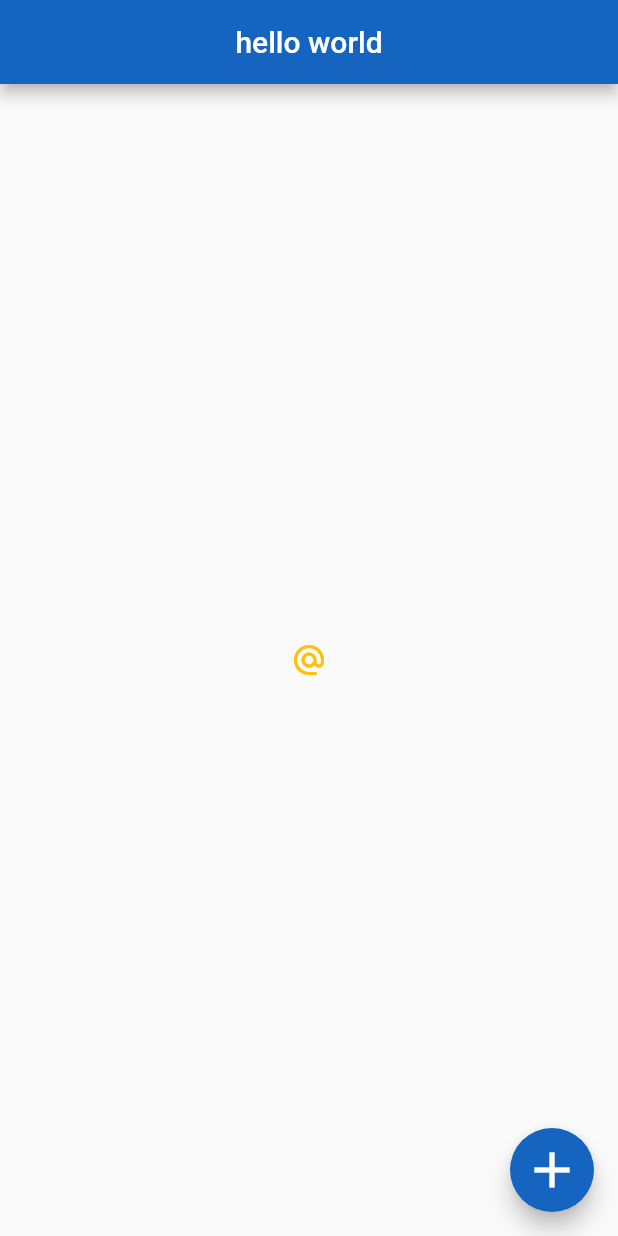
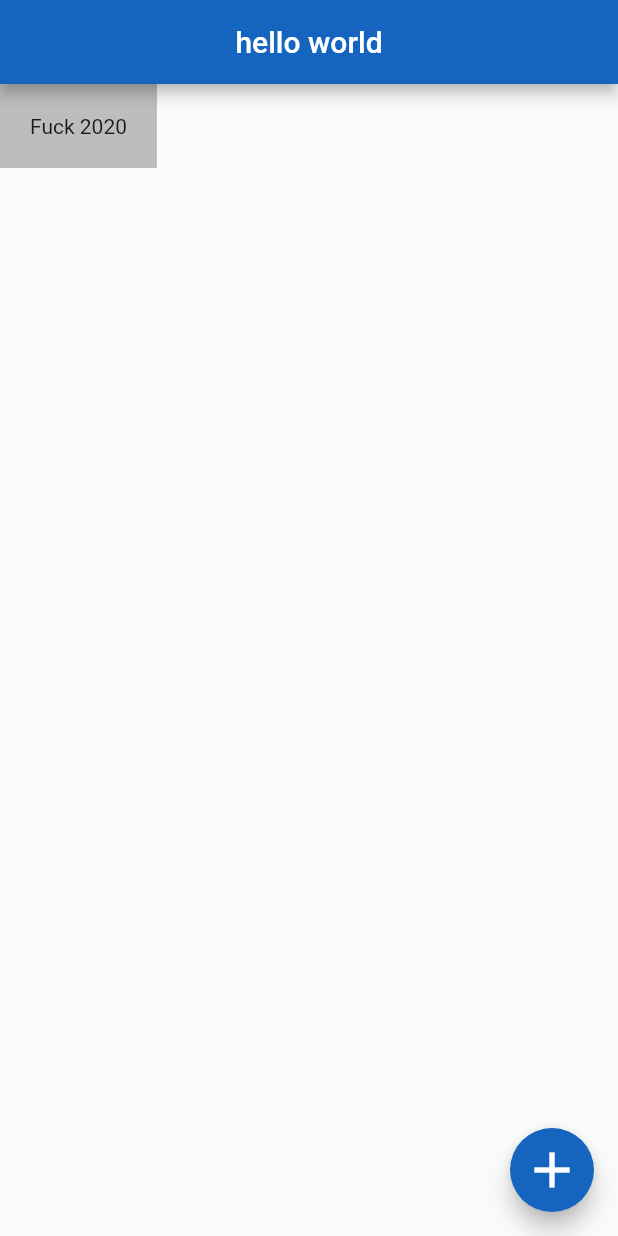
Before and after one commit to OwenWest/FlutterTutorial, a Flutter app: the screen it shows after launch, on a phone screen of 412 x 824 dp. Run offline on Flutter 3.47's test engine with Material 2 defaults, Android fonts, the phone set to English and light mode, and no system bars.

Commit message:
Testing this out

```diff
--- a/lib/main.dart
+++ b/lib/main.dart
@@ -15,14 +15,10 @@ class Home extends StatelessWidget {
         centerTitle: true,
         backgroundColor: Colors.blue[800],
       ),
-      body: Center(
-        child: IconButton(
-          onPressed: () {
-            print('click');
-          },
-          icon: Icon(Icons.alternate_email),
-          color: Colors.amber
-        ),
+      body: Container(
+        padding: EdgeInsets.all(20),
+        color: Colors.grey[400],
+        child: Text('Fuck 2020'),
       ),
       floatingActionButton: FloatingActionButton(
         onPressed: () {},
```
